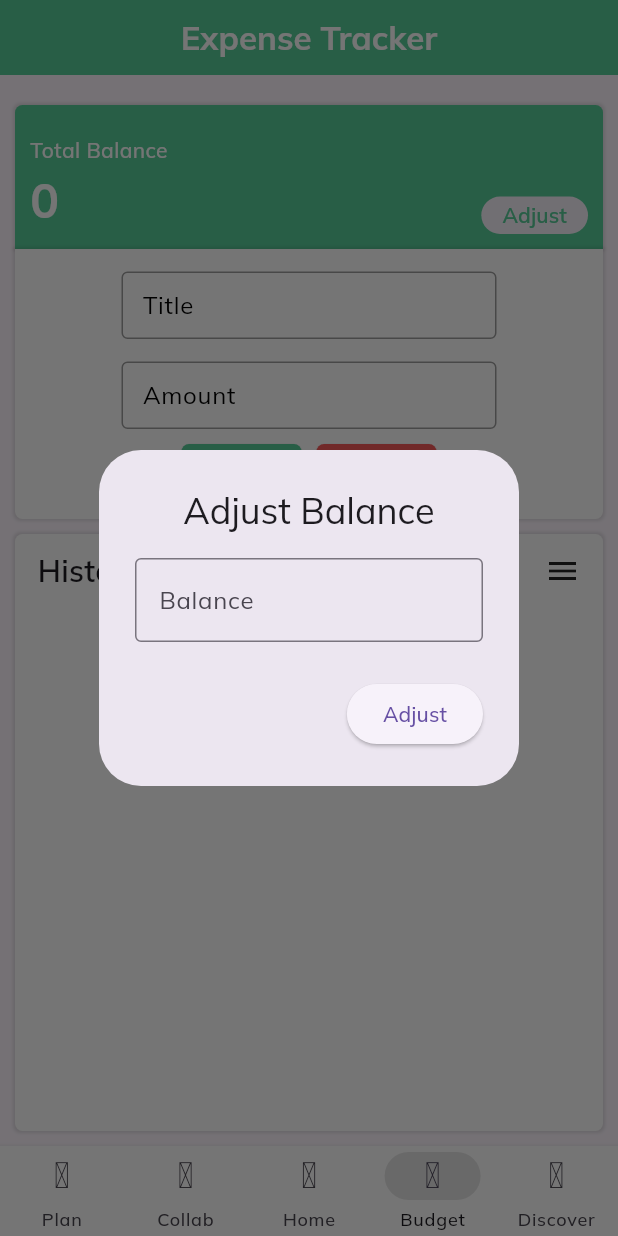
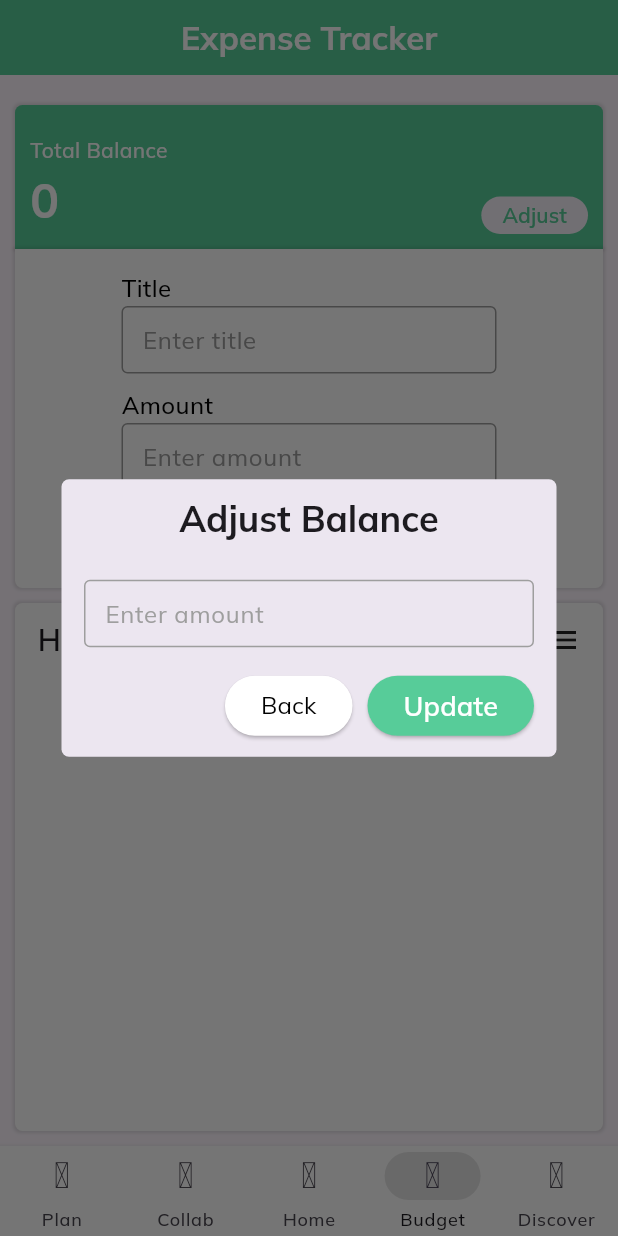
Before and after one commit to adnalow/TravelMate, a Flutter app: the screen it shows after launch, item 4 of the bottom bar chosen, after a tap on "Adjust", on a phone screen of 412 x 824 dp. Run offline on Flutter 3.47's test engine with Material 3 defaults, Android fonts, the phone set to English and light mode, and no system bars; our stand-ins replace cloud_firestore, csc_picker, firebase_auth, firebase_core, firebase_storage, google_generative_ai and 3 more; accounts and stored records are empty; network calls fail.

Commit message:
Designed Alert Dialog in Expense

```diff
--- a/lib/Screens/expense.dart
+++ b/lib/Screens/expense.dart
@@ -63,22 +63,53 @@ class _ExpenseTrackerScreenState extends State<ExpenseTrackerScreen> {
     context: context,
     builder: (BuildContext context) {
       return AlertDialog(
-        title: const Text("Adjust Balance", textAlign: TextAlign.center,),
+        titlePadding: const EdgeInsets.all(10),
+        contentPadding: const EdgeInsets.all(15),
+        actionsPadding: const EdgeInsets.only(right: 15, bottom: 10),
+        title: const Text(
+          "Adjust Balance",
+          textAlign: TextAlign.center,
+          style: TextStyle(
+            fontWeight: FontWeight.bold,
+          ),
+        ),
+        shape: RoundedRectangleBorder(
+          borderRadius: BorderRadius.circular(5.0),
+        ),
         content: Column(
           mainAxisSize: MainAxisSize.min, // Adjust dialog size
           children: [
-            TextField(
+            CustomTextField(
               controller: amountController, // Reuse your existing controller
               keyboardType: TextInputType.number,
-              decoration: const InputDecoration(
-                labelText: "Balance",
-                border: OutlineInputBorder(),
-              ),
+              width: 300,
+              hintText: 'Enter amount',
             ),
           ],
         ),
         actions: <Widget>[
+          Row(
+            mainAxisAlignment: MainAxisAlignment.end,
+            children: [
               ElevatedButton(
+                style: ElevatedButton.styleFrom(
+                  backgroundColor: Colors.white,
+                ),
+                onPressed: () {
+                  Navigator.pop(context); // Go back to the previous screen
+                },
+                child: const Text(
+                  'Back',
+                  style: TextStyle(
+                    fontSize: 16,
+                    color: Colors.black,
+                    fontWeight: FontWeight.w100,
+                  ),
+                ),
+              ),
+              const SizedBox(width: 10),
+              reusableElevatedButton(
+                text: 'Update',
                 onPressed: () async {
                   int? amount = int.tryParse(amountController.text);
                   if (amount != null) {
@@ -105,7 +136,8 @@ class _ExpenseTrackerScreenState extends State<ExpenseTrackerScreen> {
                   }
                   Navigator.of(context).pop(); // Close the dialog after adjusting
                 },
-            child: const Text("Adjust"),
+              ),
+            ],
           ),
         ],
       );
@@ -117,6 +149,7 @@ class _ExpenseTrackerScreenState extends State<ExpenseTrackerScreen> {
   Widget build(BuildContext context) {
     return Scaffold(
       appBar: const CustomAppBar(title: 'Expense Tracker'),
+      resizeToAvoidBottomInset: true,
       body: Padding(
         padding: const EdgeInsets.all(10.0),
         child: Center(
@@ -210,14 +243,16 @@ class _ExpenseTrackerScreenState extends State<ExpenseTrackerScreen> {
                       labelText: 'Title',
                       controller: titleController,
                       keyboardType: TextInputType.text,
+                      hintText: 'Enter title',
                     ),
-                    const SizedBox(height: 15),
+                    const SizedBox(height: 10),
                     CustomTextField(
                       labelText: 'Amount',
                       controller: amountController,
                       keyboardType: TextInputType.number,
+                      hintText: 'Enter amount',
                     ),
-                    const SizedBox(height: 10),
+                    const SizedBox(height: 15),
                     Row(
                       mainAxisAlignment: MainAxisAlignment.center,
                       children: [
@@ -284,7 +319,7 @@ class _ExpenseTrackerScreenState extends State<ExpenseTrackerScreen> {
               // History container
               Expanded(
                 child: Container(
-                  height: 250,
+                  height: 235,
                   decoration: BoxDecoration(
                     color: Colors.white,
                     borderRadius: BorderRadius.circular(5.0),
--- a/lib/Screens/home.dart
+++ b/lib/Screens/home.dart
@@ -29,13 +29,11 @@ class HomeScreen extends StatelessWidget {
             ),
             child: Stack(
               children: [
-                const Padding(
-                  padding: EdgeInsets.symmetric(horizontal: 10, vertical: 30),
-                  child: Column(
-                    crossAxisAlignment: CrossAxisAlignment.center,
-                    children: [
-                      // Title
-                      Text(
+                const Positioned(
+                  top: 30,
+                  left: 10,
+                  right: 10,
+                  child: Text(
                     'Ready to find your\nnext destination?',
                     textAlign: TextAlign.center,
                     style: TextStyle(
@@ -44,17 +42,24 @@ class HomeScreen extends StatelessWidget {
                       fontWeight: FontWeight.w700,
                     ),
                   ),
-                      SizedBox(height: 20),
-                      Center(
-                        child: Image(
+                ),
+
+                const Padding(
+                  padding: EdgeInsets.symmetric(horizontal: 15),
+                  child: Column(
+                    mainAxisAlignment: MainAxisAlignment.center,
+                    crossAxisAlignment: CrossAxisAlignment.center,
+                    children: [
+                      SizedBox(height: 10),
+                      Image(
                         image: AssetImage('assets/images/illustration1.png'),
                         width: double.infinity,
                         fit: BoxFit.cover,
                       ),
-                      ),
                     ],
                   ),
                 ),
+
                 Positioned(
                   bottom: 30,
                   left: 50,
--- a/lib/Screens/itinerary.dart
+++ b/lib/Screens/itinerary.dart
@@ -31,6 +31,7 @@ class _ItineraryScreenState extends State<ItineraryScreen> {
     return Scaffold(
       backgroundColor: const Color(0xFFF5F5F5),
       appBar: const CustomAppBar(title: 'Itinerary Builder'),
+      resizeToAvoidBottomInset: false,
       body: SingleChildScrollView(
         child: Padding(
           padding: const EdgeInsets.all(10),
--- a/lib/Widgets/customTextField.dart
+++ b/lib/Widgets/customTextField.dart
@@ -2,32 +2,44 @@ import 'package:flutter/material.dart';
 
 class CustomTextField extends StatelessWidget {
   final TextEditingController controller;
-  final String labelText; // Parameter for label text
+  final String? labelText; // Optional parameter for label text
+  final String hintText; // Parameter for hint text
   final TextInputType? keyboardType; // Optional parameter for keyboard type
+  final double? width; // Parameter for adjustable width
 
   const CustomTextField({
     Key? key,
     required this.controller,
-    required this.labelText, // Make labelText required
+    this.labelText, // Make labelText optional
+    required this.hintText, // Make hintText required
     this.keyboardType,
+    this.width, // Add width parameter
   }) : super(key: key);
 
   @override
   Widget build(BuildContext context) {
-    return SizedBox(
+    return Column(
+      crossAxisAlignment: CrossAxisAlignment.start,
+      children: [
+        // Show label text if provided
+        if (labelText != null)
+          Text(
+            labelText!, // Display the label above the input field
+            style: const TextStyle(
+              fontSize: 16,
+              color: Colors.black,
+              fontWeight: FontWeight.w500,
+            ),
+          ),
+        SizedBox(
           height: 45,
-      width: 250, // Set your fixed height here
+          width: width ?? 250, // Use the adjustable width, default to 250 if null
           child: TextField(
             controller: controller,
             keyboardType: keyboardType, // Use the keyboardType parameter
             decoration: InputDecoration(
-          labelText: labelText,
-          labelStyle: const TextStyle(
-            color: Colors.black,
-          ), // Set the labelText from parameter
-          floatingLabelStyle: const TextStyle(
-            color: Color(0xFF57CC99),
-          ),
+              hintText: hintText, // Use the hintText parameter
+              hintStyle: const TextStyle(color: Colors.grey), // Set hint text color to grey
               border: const OutlineInputBorder(),
               focusedBorder: const OutlineInputBorder(
                 borderSide: BorderSide(color: Color(0xFF57CC99)),
@@ -36,9 +48,10 @@ class CustomTextField extends StatelessWidget {
                 borderSide: BorderSide(color: Colors.grey), // Color when enabled but not focused
               ),
               contentPadding: const EdgeInsets.symmetric(horizontal: 10, vertical: 10),
-
             ),
           ),
+        ),
+      ],
     );
   }
 }
```
Lines whose indentation alone changed are shown as unchanged.
